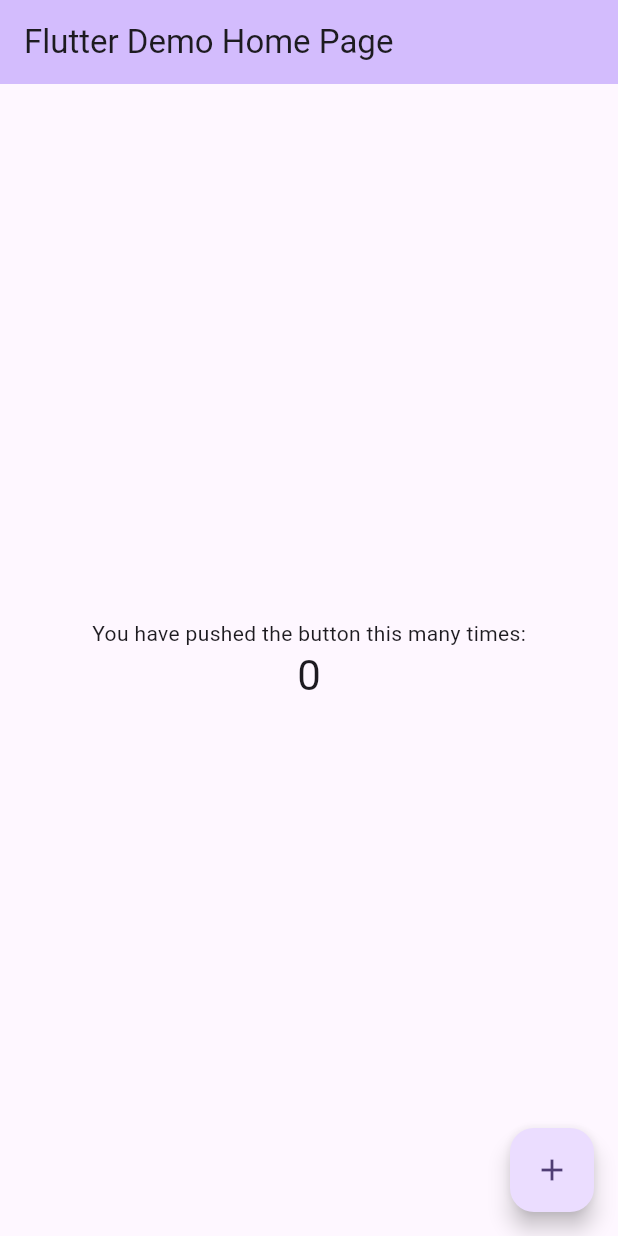
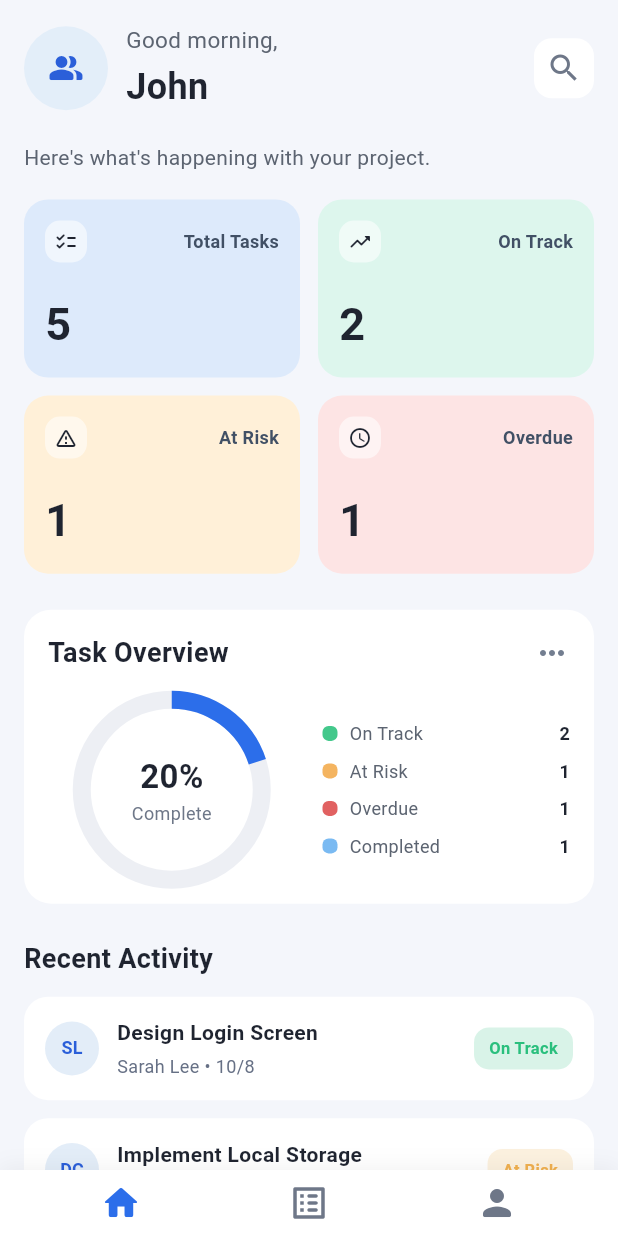
Before and after one commit to Airman-web/flutter_task_tracker, a Flutter app: the screen it shows after launch, on a phone screen of 412 x 824 dp. Run offline on Flutter 3.47's test engine with Material 3 defaults, Android fonts, the phone set to English and light mode, and no system bars.

Commit message:
feat: add dashboard UI

```diff
--- a/lib/main.dart
+++ b/lib/main.dart
@@ -1,4 +1,5 @@
 import 'package:flutter/material.dart';
+import 'package:flutter_task_tracker/screens/dashboard_screen.dart';
 
 void main() {
   runApp(const MyApp());
@@ -7,116 +8,20 @@ void main() {
 class MyApp extends StatelessWidget {
   const MyApp({super.key});
 
-  // This widget is the root of your application.
   @override
   Widget build(BuildContext context) {
     return MaterialApp(
-      title: 'Flutter Demo',
+      debugShowCheckedModeBanner: false,
+      title: 'Project and SLA Task Tracker',
       theme: ThemeData(
-        // This is the theme of your application.
-        //
-        // TRY THIS: Try running your application with "flutter run". You'll see
-        // the application has a purple toolbar. Then, without quitting the app,
-        // try changing the seedColor in the colorScheme below to Colors.green
-        // and then invoke "hot reload" (save your changes or press the "hot
-        // reload" button in a Flutter-supported IDE, or press "r" if you used
-        // the command line to start the app).
-        //
-        // Notice that the counter didn't reset back to zero; the application
-        // state is not lost during the reload. To reset the state, use hot
-        // restart instead.
-        //
-        // This works for code too, not just values: Most code changes can be
-        // tested with just a hot reload.
-        colorScheme: .fromSeed(seedColor: Colors.deepPurple),
+        useMaterial3: true,
+        colorScheme: ColorScheme.fromSeed(
+          seedColor: const Color(0xFF2C6EEA),
+          brightness: Brightness.light,
+        ),
+        scaffoldBackgroundColor: const Color(0xFFF4F6FB),
       ),
-      home: const MyHomePage(title: 'Flutter Demo Home Page'),
+      home: const DashboardScreen(),
     );
   }
 }
-
-class MyHomePage extends StatefulWidget {
-  const MyHomePage({super.key, required this.title});
-
-  // This widget is the home page of your application. It is stateful, meaning
-  // that it has a State object (defined below) that contains fields that affect
-  // how it looks.
-
-  // This class is the configuration for the state. It holds the values (in this
-  // case the title) provided by the parent (in this case the App widget) and
-  // used by the build method of the State. Fields in a Widget subclass are
-  // always marked "final".
-
-  final String title;
-
-  @override
-  State<MyHomePage> createState() => _MyHomePageState();
-}
-
-class _MyHomePageState extends State<MyHomePage> {
-  int _counter = 0;
-
-  void _incrementCounter() {
-    setState(() {
-      // This call to setState tells the Flutter framework that something has
-      // changed in this State, which causes it to rerun the build method below
-      // so that the display can reflect the updated values. If we changed
-      // _counter without calling setState(), then the build method would not be
-      // called again, and so nothing would appear to happen.
-      _counter++;
-    });
-  }
-
-  @override
-  Widget build(BuildContext context) {
-    // This method is rerun every time setState is called, for instance as done
-    // by the _incrementCounter method above.
-    //
-    // The Flutter framework has been optimized to make rerunning build methods
-    // fast, so that you can just rebuild anything that needs updating rather
-    // than having to individually change instances of widgets.
-    return Scaffold(
-      appBar: AppBar(
-        // TRY THIS: Try changing the color here to a specific color (to
-        // Colors.amber, perhaps?) and trigger a hot reload to see the AppBar
-        // change color while the other colors stay the same.
-        backgroundColor: Theme.of(context).colorScheme.inversePrimary,
-        // Here we take the value from the MyHomePage object that was created by
-        // the App.build method, and use it to set our appbar title.
-        title: Text(widget.title),
-      ),
-      body: Center(
-        // Center is a layout widget. It takes a single child and positions it
-        // in the middle of the parent.
-        child: Column(
-          // Column is also a layout widget. It takes a list of children and
-          // arranges them vertically. By default, it sizes itself to fit its
-          // children horizontally, and tries to be as tall as its parent.
-          //
-          // Column has various properties to control how it sizes itself and
-          // how it positions its children. Here we use mainAxisAlignment to
-          // center the children vertically; the main axis here is the vertical
-          // axis because Columns are vertical (the cross axis would be
-          // horizontal).
-          //
-          // TRY THIS: Invoke "debug painting" (choose the "Toggle Debug Paint"
-          // action in the IDE, or press "p" in the console), to see the
-          // wireframe for each widget.
-          mainAxisAlignment: .center,
-          children: [
-            const Text('You have pushed the button this many times:'),
-            Text(
-              '$_counter',
-              style: Theme.of(context).textTheme.headlineMedium,
-            ),
-          ],
-        ),
-      ),
-      floatingActionButton: FloatingActionButton(
-        onPressed: _incrementCounter,
-        tooltip: 'Increment',
-        child: const Icon(Icons.add),
-      ),
-    );
-  }
-}
--- /dev/null
+++ b/lib/screens/dashboard_screen.dart
@@ -0,0 +1,537 @@
+import 'package:flutter/material.dart';
+import 'package:flutter_task_tracker/logic/sla_status.dart';
+import 'package:flutter_task_tracker/models/task.dart';
+
+class DashboardScreen extends StatefulWidget {
+  const DashboardScreen({super.key});
+
+  @override
+  State<DashboardScreen> createState() => _DashboardScreenState();
+}
+
+class _DashboardScreenState extends State<DashboardScreen> {
+  final List<Task> _tasks = [
+    Task(
+      id: '1',
+      title: 'Design Login Screen',
+      description: 'Create a clean login and onboarding flow.',
+      assignee: 'Sarah Lee',
+      dueDate: DateTime(2026, 10, 8),
+      priority: TaskPriority.high,
+      isCompleted: false,
+      createdAt: DateTime(2026, 10, 2),
+    ),
+    Task(
+      id: '2',
+      title: 'Implement Local Storage',
+      description: 'Persist tasks safely on the device.',
+      assignee: 'David Chukwuebuka',
+      dueDate: DateTime(2026, 10, 6),
+      priority: TaskPriority.high,
+      isCompleted: false,
+      createdAt: DateTime(2026, 10, 1),
+    ),
+    Task(
+      id: '3',
+      title: 'Create Task Model',
+      description: 'Define shared task fields and types.',
+      assignee: 'John Doe',
+      dueDate: DateTime(2026, 10, 10),
+      priority: TaskPriority.medium,
+      isCompleted: true,
+      createdAt: DateTime(2026, 10, 3),
+    ),
+    Task(
+      id: '4',
+      title: 'Prepare Demo Notes',
+      description: 'Prepare team explanation for the final review.',
+      assignee: 'Emily Wang',
+      dueDate: DateTime(2026, 10, 12),
+      priority: TaskPriority.low,
+      isCompleted: false,
+      createdAt: DateTime(2026, 10, 4),
+    ),
+    Task(
+      id: '5',
+      title: 'QA Testing',
+      description: 'Check task status and the dashboard layout.',
+      assignee: 'Michael Kim',
+      dueDate: DateTime(2026, 10, 4),
+      priority: TaskPriority.medium,
+      isCompleted: false,
+      createdAt: DateTime(2026, 10, 5),
+    ),
+  ];
+
+  Map<SlaStatus, int> get _statusCounts {
+    final counts = {
+      SlaStatus.onTrack: 0,
+      SlaStatus.atRisk: 0,
+      SlaStatus.overdue: 0,
+      SlaStatus.completed: 0,
+    };
+
+    for (final task in _tasks) {
+      final status = classifyTask(task, now: DateTime(2026, 10, 5, 12));
+      counts[status] = (counts[status] ?? 0) + 1;
+    }
+
+    return counts;
+  }
+
+  @override
+  Widget build(BuildContext context) {
+    final statusCounts = _statusCounts;
+    final totalTasks = _tasks.length;
+    final completedTasks = statusCounts[SlaStatus.completed] ?? 0;
+    final progressValue = totalTasks == 0 ? 0.0 : completedTasks / totalTasks;
+
+    return Scaffold(
+      backgroundColor: const Color(0xFFF4F6FB),
+      body: SafeArea(
+        child: SingleChildScrollView(
+          padding: const EdgeInsets.all(16),
+          child: Column(
+            crossAxisAlignment: CrossAxisAlignment.start,
+            children: [
+              Row(
+                children: [
+                  const CircleAvatar(
+                    radius: 28,
+                    backgroundColor: Color(0xFFE3EEF9),
+                    child: Icon(Icons.people_alt_rounded, color: Color(0xFF2B5FD9)),
+                  ),
+                  const SizedBox(width: 12),
+                  Expanded(
+                    child: Column(
+                      crossAxisAlignment: CrossAxisAlignment.start,
+                      children: const [
+                        Text(
+                          'Good morning,',
+                          style: TextStyle(
+                            fontSize: 15,
+                            color: Color(0xFF5C6471),
+                          ),
+                        ),
+                        SizedBox(height: 4),
+                        Text(
+                          'John',
+                          style: TextStyle(
+                            fontSize: 24,
+                            fontWeight: FontWeight.w700,
+                            color: Color(0xFF1F2430),
+                          ),
+                        ),
+                      ],
+                    ),
+                  ),
+                  Container(
+                    padding: const EdgeInsets.all(8),
+                    decoration: BoxDecoration(
+                      color: Colors.white,
+                      borderRadius: BorderRadius.circular(12),
+                    ),
+                    child: const Icon(Icons.search, color: Color(0xFF6E7788)),
+                  ),
+                ],
+              ),
+              const SizedBox(height: 20),
+              const Text(
+                'Here\'s what\'s happening with your project.',
+                style: TextStyle(
+                  fontSize: 14,
+                  color: Color(0xFF5C6471),
+                ),
+              ),
+              const SizedBox(height: 18),
+              GridView.count(
+                shrinkWrap: true,
+                physics: const NeverScrollableScrollPhysics(),
+                crossAxisCount: 2,
+                childAspectRatio: 1.55,
+                crossAxisSpacing: 12,
+                mainAxisSpacing: 12,
+                children: [
+                  _SummaryCard(
+                    label: 'Total Tasks',
+                    value: totalTasks.toString(),
+                    color: const Color(0xFFDDEAFB),
+                    valueColor: const Color(0xFF1F2430),
+                    icon: Icons.checklist_rounded,
+                  ),
+                  _SummaryCard(
+                    label: 'On Track',
+                    value: (statusCounts[SlaStatus.onTrack] ?? 0).toString(),
+                    color: const Color(0xFFDDF6ED),
+                    valueColor: const Color(0xFF1F2430),
+                    icon: Icons.trending_up_rounded,
+                  ),
+                  _SummaryCard(
+                    label: 'At Risk',
+                    value: (statusCounts[SlaStatus.atRisk] ?? 0).toString(),
+                    color: const Color(0xFFFFF0D8),
+                    valueColor: const Color(0xFF1F2430),
+                    icon: Icons.warning_amber_rounded,
+                  ),
+                  _SummaryCard(
+                    label: 'Overdue',
+                    value: (statusCounts[SlaStatus.overdue] ?? 0).toString(),
+                    color: const Color(0xFFFDE4E4),
+                    valueColor: const Color(0xFF1F2430),
+                    icon: Icons.schedule_rounded,
+                  ),
+                ],
+              ),
+              const SizedBox(height: 24),
+              Container(
+                width: double.infinity,
+                padding: const EdgeInsets.all(16),
+                decoration: BoxDecoration(
+                  color: Colors.white,
+                  borderRadius: BorderRadius.circular(18),
+                ),
+                child: Column(
+                  crossAxisAlignment: CrossAxisAlignment.start,
+                  children: [
+                    Row(
+                      mainAxisAlignment: MainAxisAlignment.spaceBetween,
+                      children: const [
+                        Text(
+                          'Task Overview',
+                          style: TextStyle(
+                            fontSize: 18,
+                            fontWeight: FontWeight.w700,
+                            color: Color(0xFF1F2430),
+                          ),
+                        ),
+                        Icon(Icons.more_horiz, color: Color(0xFF737E90)),
+                      ],
+                    ),
+                    const SizedBox(height: 18),
+                    SizedBox(
+                      height: 120,
+                      child: Row(
+                        children: [
+                          Expanded(
+                            child: Stack(
+                              alignment: Alignment.center,
+                              children: [
+                                SizedBox(
+                                  width: 120,
+                                  height: 120,
+                                  child: CircularProgressIndicator(
+                                    value: progressValue,
+                                    strokeWidth: 12,
+                                    backgroundColor: const Color(0xFFEDEFF4),
+                                    valueColor: const AlwaysStoppedAnimation<Color>(
+                                      Color(0xFF2C6EEA),
+                                    ),
+                                  ),
+                                ),
+                                Column(
+                                  mainAxisSize: MainAxisSize.min,
+                                  children: [
+                                    Text(
+                                      '${(progressValue * 100).round()}%',
+                                      style: const TextStyle(
+                                        fontSize: 22,
+                                        fontWeight: FontWeight.w700,
+                                        color: Color(0xFF1F2430),
+                                      ),
+                                    ),
+                                    const Text(
+                                      'Complete',
+                                      style: TextStyle(
+                                        fontSize: 12,
+                                        color: Color(0xFF6E7788),
+                                      ),
+                                    ),
+                                  ],
+                                ),
+                              ],
+                            ),
+                          ),
+                          const SizedBox(width: 18),
+                          Expanded(
+                            child: Column(
+                              mainAxisAlignment: MainAxisAlignment.center,
+                              children: [
+                                _LegendRow(
+                                  label: 'On Track',
+                                  value: (statusCounts[SlaStatus.onTrack] ?? 0).toString(),
+                                  color: const Color(0xFF43C88B),
+                                ),
+                                const SizedBox(height: 8),
+                                _LegendRow(
+                                  label: 'At Risk',
+                                  value: (statusCounts[SlaStatus.atRisk] ?? 0).toString(),
+                                  color: const Color(0xFFF4B460),
+                                ),
+                                const SizedBox(height: 8),
+                                _LegendRow(
+                                  label: 'Overdue',
+                                  value: (statusCounts[SlaStatus.overdue] ?? 0).toString(),
+                                  color: const Color(0xFFE16161),
+                                ),
+                                const SizedBox(height: 8),
+                                _LegendRow(
+                                  label: 'Completed',
+                                  value: (statusCounts[SlaStatus.completed] ?? 0).toString(),
+                                  color: const Color(0xFF7ABAF2),
+                                ),
+                              ],
+                            ),
+                          ),
+                        ],
+                      ),
+                    ),
+                  ],
+                ),
+              ),
+              const SizedBox(height: 24),
+              const Text(
+                'Recent Activity',
+                style: TextStyle(
+                  fontSize: 18,
+                  fontWeight: FontWeight.w700,
+                  color: Color(0xFF1F2430),
+                ),
+              ),
+              const SizedBox(height: 12),
+              ..._tasks.map((task) {
+                final status = classifyTask(task, now: DateTime(2026, 10, 5, 12));
+                final color = _statusColor(status);
+                return Container(
+                  margin: const EdgeInsets.only(bottom: 12),
+                  padding: const EdgeInsets.all(14),
+                  decoration: BoxDecoration(
+                    color: Colors.white,
+                    borderRadius: BorderRadius.circular(16),
+                  ),
+                  child: Row(
+                    children: [
+                      CircleAvatar(
+                        radius: 18,
+                        backgroundColor: const Color(0xFFE3EDF8),
+                        child: Text(
+                          task.assignee.split(' ').map((e) => e[0]).take(2).join(),
+                          style: const TextStyle(
+                            fontSize: 12,
+                            fontWeight: FontWeight.w700,
+                            color: Color(0xFF2B5FD9),
+                          ),
+                        ),
+                      ),
+                      const SizedBox(width: 12),
+                      Expanded(
+                        child: Column(
+                          crossAxisAlignment: CrossAxisAlignment.start,
+                          children: [
+                            Text(
+                              task.title,
+                              style: const TextStyle(
+                                fontWeight: FontWeight.w700,
+                                color: Color(0xFF1F2430),
+                              ),
+                            ),
+                            const SizedBox(height: 4),
+                            Text(
+                              '${task.assignee} • ${_formatDate(task.dueDate)}',
+                              style: const TextStyle(
+                                color: Color(0xFF667085),
+                                fontSize: 12,
+                              ),
+                            ),
+                          ],
+                        ),
+                      ),
+                      Container(
+                        padding: const EdgeInsets.symmetric(horizontal: 10, vertical: 6),
+                        decoration: BoxDecoration(
+                          color: color.withOpacity(0.18),
+                          borderRadius: BorderRadius.circular(10),
+                        ),
+                        child: Text(
+                          status.label,
+                          style: TextStyle(
+                            color: color,
+                            fontWeight: FontWeight.w700,
+                            fontSize: 11,
+                          ),
+                        ),
+                      ),
+                    ],
+                  ),
+                );
+              }),
+            ],
+          ),
+        ),
+      ),
+      bottomNavigationBar: Container(
+        padding: const EdgeInsets.symmetric(vertical: 8, horizontal: 18),
+        decoration: BoxDecoration(
+          color: Colors.white,
+          boxShadow: [
+            BoxShadow(
+              color: Colors.black.withOpacity(0.05),
+              blurRadius: 12,
+              offset: const Offset(0, -2),
+            ),
+          ],
+        ),
+        child: Row(
+          mainAxisAlignment: MainAxisAlignment.spaceAround,
+          children: const [
+            _NavItem(icon: Icons.home_rounded, active: true),
+            _NavItem(icon: Icons.list_alt_rounded),
+            _NavItem(icon: Icons.person_rounded),
+          ],
+        ),
+      ),
+    );
+  }
+
+  Color _statusColor(SlaStatus status) {
+    switch (status) {
+      case SlaStatus.onTrack:
+        return const Color(0xFF2ABF7D);
+      case SlaStatus.atRisk:
+        return const Color(0xFFF0B04F);
+      case SlaStatus.overdue:
+        return const Color(0xFFE16161);
+      case SlaStatus.completed:
+        return const Color(0xFF4C96F0);
+    }
+  }
+
+  String _formatDate(DateTime date) {
+    final month = date.month;
+    final day = date.day;
+    return '$month/$day';
+  }
+}
+
+class _SummaryCard extends StatelessWidget {
+  const _SummaryCard({
+    required this.label,
+    required this.value,
+    required this.color,
+    required this.valueColor,
+    required this.icon,
+  });
+
+  final String label;
+  final String value;
+  final Color color;
+  final Color valueColor;
+  final IconData icon;
+
+  @override
+  Widget build(BuildContext context) {
+    return Container(
+      padding: const EdgeInsets.all(14),
+      decoration: BoxDecoration(
+        color: color,
+        borderRadius: BorderRadius.circular(16),
+      ),
+      child: Column(
+        crossAxisAlignment: CrossAxisAlignment.start,
+        children: [
+          Row(
+            mainAxisAlignment: MainAxisAlignment.spaceBetween,
+            children: [
+              Container(
+                padding: const EdgeInsets.all(6),
+                decoration: BoxDecoration(
+                  color: Colors.white.withOpacity(0.55),
+                  borderRadius: BorderRadius.circular(10),
+                ),
+                child: Icon(icon, size: 16, color: valueColor),
+              ),
+              Text(
+                label,
+                style: const TextStyle(
+                  color: Color(0xFF415065),
+                  fontSize: 12,
+                  fontWeight: FontWeight.w600,
+                ),
+              ),
+            ],
+          ),
+          const Spacer(),
+          Text(
+            value,
+            style: TextStyle(
+              fontSize: 30,
+              fontWeight: FontWeight.w700,
+              color: valueColor,
+            ),
+          ),
+        ],
+      ),
+    );
+  }
+}
+
+class _LegendRow extends StatelessWidget {
+  const _LegendRow({
+    required this.label,
+    required this.value,
+    required this.color,
+  });
+
+  final String label;
+  final String value;
+  final Color color;
+
+  @override
+  Widget build(BuildContext context) {
+    return Row(
+      children: [
+        Container(
+          width: 10,
+          height: 10,
+          decoration: BoxDecoration(
+            color: color,
+            borderRadius: BorderRadius.circular(4),
+          ),
+        ),
+        const SizedBox(width: 8),
+        Expanded(
+          child: Text(
+            label,
+            style: const TextStyle(
+              fontSize: 12,
+              color: Color(0xFF5C6471),
+            ),
+          ),
+        ),
+        Text(
+          value,
+          style: const TextStyle(
+            fontSize: 12,
+            color: Color(0xFF1F2430),
+            fontWeight: FontWeight.w700,
+          ),
+        ),
+      ],
+    );
+  }
+}
+
+class _NavItem extends StatelessWidget {
+  const _NavItem({required this.icon, this.active = false});
+
+  final IconData icon;
+  final bool active;
+
+  @override
+  Widget build(BuildContext context) {
+    return Icon(
+      icon,
+      color: active ? const Color(0xFF2C6EEA) : const Color(0xFF6E7788),
+      size: 28,
+    );
+  }
+}
```
